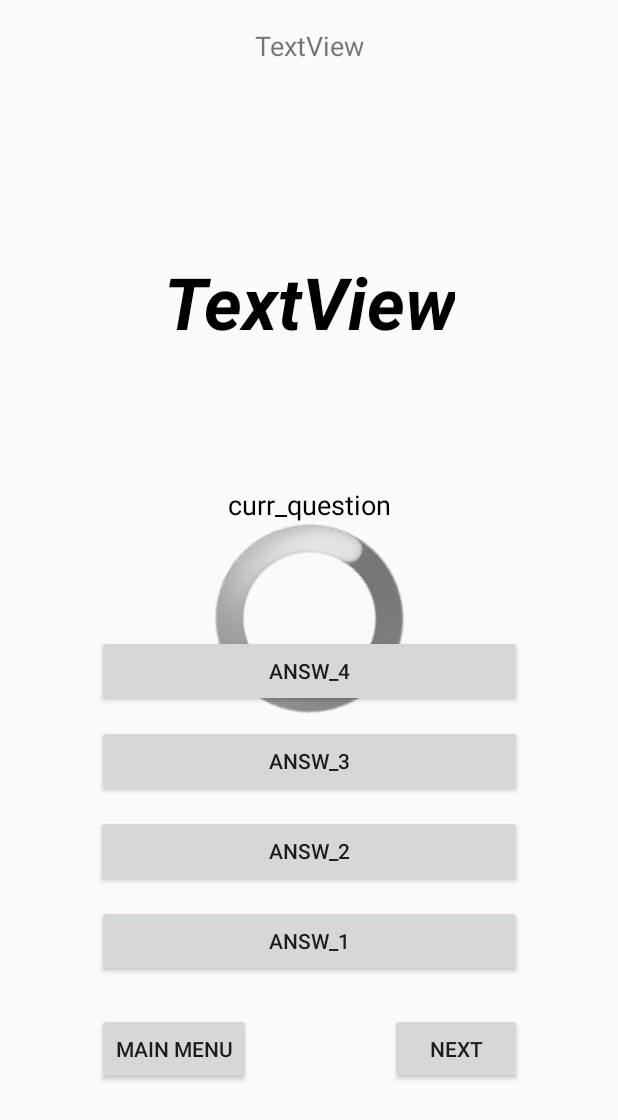
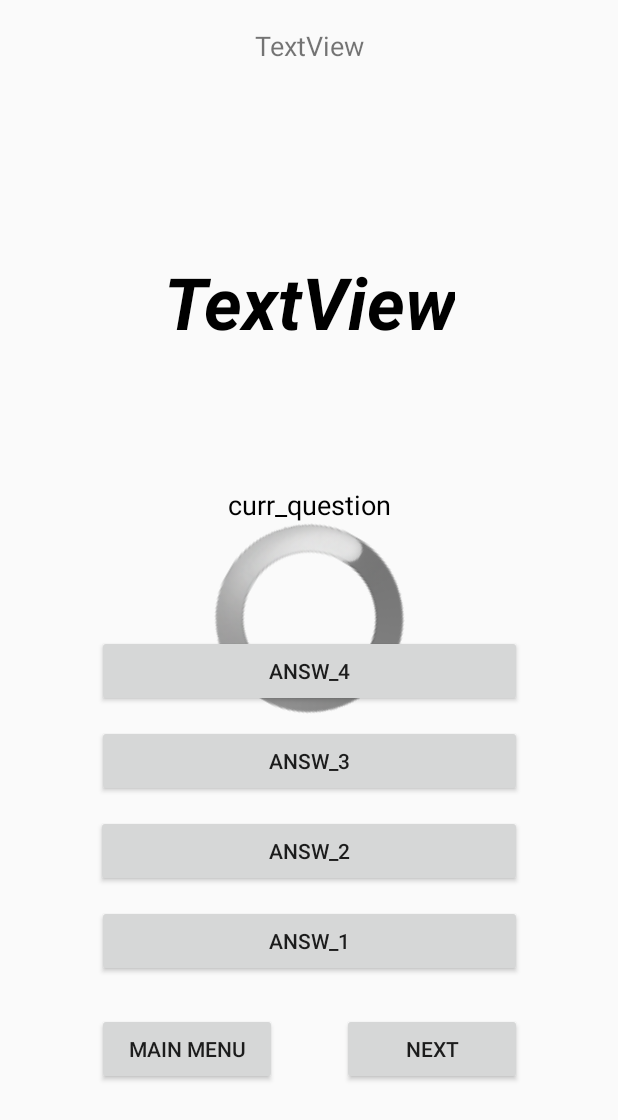
Before and after one commit to Tom819s/QuizMasterMonth2, an Android app: the layout main_activity_game.xml on its own in the app's theme, with its tools: preview values and no code run, on a phone screen of 412 x 824 dp. Shown: the top 1120 px of the screen. Run offline under Robolectric (Android 15) with nearby library versions, the phone set to English and light mode, and no system bars.

Commit message:
changed menu and next buttons to match in size

```diff
--- a/app/src/main/res/layout/main_activity_game.xml
+++ b/app/src/main/res/layout/main_activity_game.xml
@@ -82,20 +82,20 @@
 
     <Button
         android:id="@+id/exitB"
-        android:elevation="10dp"
-        android:layout_width="wrap_content"
+        android:layout_width="120dp"
         android:layout_height="wrap_content"
         android:layout_marginTop="24dp"
+        android:elevation="10dp"
         android:text="@string/exit"
         app:layout_constraintStart_toStartOf="@+id/button1"
         app:layout_constraintTop_toBottomOf="@+id/button1" />
 
     <Button
         android:id="@+id/nextB"
+        android:layout_width="120dp"
+        android:layout_height="wrap_content"
+        android:layout_marginTop="24dp"
         android:elevation="10dp"
-        android:layout_width="wrap_content"
-        android:layout_height="47dp"
-        android:layout_marginTop="24dp"
         android:text="@string/next"
         app:layout_constraintEnd_toEndOf="@+id/button1"
         app:layout_constraintTop_toBottomOf="@+id/button1" />
```
